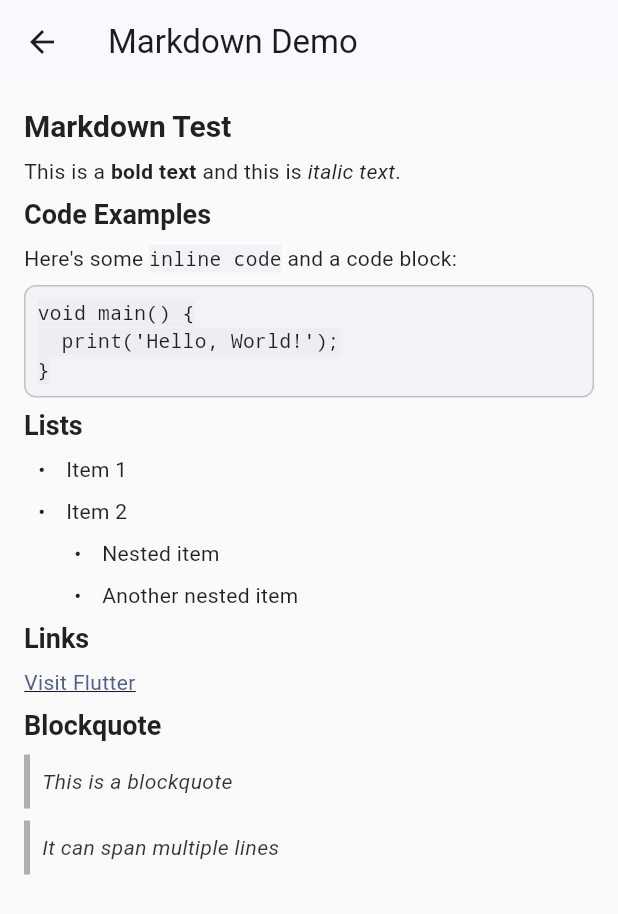
After one commit to joan-code6/zen_ai, a Flutter app: the MarkdownDemo screen opened directly, on a phone screen of 412 x 824 dp. The commit adds this screen. Shown: the top 914 px of the screen. Run offline on Flutter 3.47's test engine with Material 3 defaults, Android fonts, the phone set to English and light mode, and no system bars; drawn by our look-alikes of flutter_markdown; our stand-ins replace file_picker, font_awesome_flutter, google_sign_in, shared_preferences, universal_io; missing offline and left inert: flex_color_picker; accounts and stored records are empty.

Commit message:
Add Markdown rendering support with MarkdownMessage widget and demo

````diff
--- /dev/null
+++ b/desktop/lib/src/workspace/markdown_demo.dart
@@ -0,0 +1,56 @@
+import 'package:flutter/material.dart';
+import 'markdown_message.dart';
+
+/// Simple demo widget to test markdown rendering
+class MarkdownDemo extends StatelessWidget {
+  const MarkdownDemo({super.key});
+
+  @override
+  Widget build(BuildContext context) {
+    const sampleMarkdown = '''
+# Markdown Test
+
+This is a **bold text** and this is *italic text*.
+
+## Code Examples
+
+Here's some `inline code` and a code block:
+
+```dart
+void main() {
+  print('Hello, World!');
+}
+```
+
+## Lists
+
+- Item 1
+- Item 2
+  - Nested item
+  - Another nested item
+
+## Links
+
+[Visit Flutter](https://flutter.dev)
+
+## Blockquote
+
+> This is a blockquote
+> It can span multiple lines
+''';
+
+    return Scaffold(
+      appBar: AppBar(title: const Text('Markdown Demo')),
+      body: const Padding(
+        padding: EdgeInsets.all(16.0),
+        child: SingleChildScrollView(
+          child: MarkdownMessage(
+            content: sampleMarkdown,
+            textColor: Colors.black87,
+            fromUser: false,
+          ),
+        ),
+      ),
+    );
+  }
+}
--- /dev/null
+++ b/desktop/lib/src/workspace/markdown_message.dart
@@ -0,0 +1,168 @@
+import 'package:flutter/material.dart';
+import 'package:flutter_markdown/flutter_markdown.dart';
+import 'package:url_launcher/url_launcher.dart';
+
+/// A widget that renders markdown content for chat messages with proper styling
+class MarkdownMessage extends StatelessWidget {
+  final String content;
+  final Color textColor;
+  final bool fromUser;
+
+  const MarkdownMessage({
+    super.key,
+    required this.content,
+    required this.textColor,
+    this.fromUser = false,
+  });
+
+  @override
+  Widget build(BuildContext context) {
+    final theme = Theme.of(context);
+
+    return MarkdownBody(
+      data: content,
+      selectable: true,
+      onTapLink: (text, href, title) async {
+        if (href != null) {
+          final uri = Uri.parse(href);
+          if (await canLaunchUrl(uri)) {
+            await launchUrl(uri);
+          }
+        }
+      },
+      styleSheet: MarkdownStyleSheet(
+        // Basic text styling
+        p: TextStyle(
+          color: textColor,
+          fontSize: 14,
+          height: 1.4,
+        ),
+
+        // Headers
+        h1: TextStyle(
+          color: textColor,
+          fontSize: 20,
+          fontWeight: FontWeight.bold,
+          height: 1.2,
+        ),
+        h2: TextStyle(
+          color: textColor,
+          fontSize: 18,
+          fontWeight: FontWeight.bold,
+          height: 1.2,
+        ),
+        h3: TextStyle(
+          color: textColor,
+          fontSize: 16,
+          fontWeight: FontWeight.bold,
+          height: 1.2,
+        ),
+        h4: TextStyle(
+          color: textColor,
+          fontSize: 14,
+          fontWeight: FontWeight.bold,
+          height: 1.2,
+        ),
+        h5: TextStyle(
+          color: textColor,
+          fontSize: 12,
+          fontWeight: FontWeight.bold,
+          height: 1.2,
+        ),
+        h6: TextStyle(
+          color: textColor,
+          fontSize: 11,
+          fontWeight: FontWeight.bold,
+          height: 1.2,
+        ),
+
+        // Links
+        a: TextStyle(
+          color: fromUser
+            ? textColor.withOpacity(0.8)
+            : theme.colorScheme.primary,
+          decoration: TextDecoration.underline,
+        ),
+
+        // Code styling
+        code: TextStyle(
+          backgroundColor: fromUser
+            ? textColor.withOpacity(0.1)
+            : theme.colorScheme.surfaceVariant.withOpacity(0.3),
+          color: textColor,
+          fontFamily: 'monospace',
+          fontSize: 13,
+        ),
+
+        // Code blocks
+        codeblockDecoration: BoxDecoration(
+          color: fromUser
+            ? textColor.withOpacity(0.1)
+            : theme.colorScheme.surfaceVariant.withOpacity(0.3),
+          borderRadius: BorderRadius.circular(8),
+          border: Border.all(
+            color: textColor.withOpacity(0.2),
+            width: 1,
+          ),
+        ),
+        codeblockPadding: const EdgeInsets.all(12),
+
+        // Lists
+        listBullet: TextStyle(
+          color: textColor,
+          fontSize: 14,
+        ),
+
+        // Emphasis
+        em: TextStyle(
+          color: textColor,
+          fontStyle: FontStyle.italic,
+        ),
+        strong: TextStyle(
+          color: textColor,
+          fontWeight: FontWeight.bold,
+        ),
+
+        // Blockquotes
+        blockquote: TextStyle(
+          color: textColor.withOpacity(0.8),
+          fontStyle: FontStyle.italic,
+        ),
+        blockquoteDecoration: BoxDecoration(
+          border: Border(
+            left: BorderSide(
+              color: textColor.withOpacity(0.3),
+              width: 4,
+            ),
+          ),
+        ),
+        blockquotePadding: const EdgeInsets.only(left: 16, top: 8, bottom: 8),
+
+        // Tables
+        tableHead: TextStyle(
+          color: textColor,
+          fontWeight: FontWeight.bold,
+        ),
+        tableBody: TextStyle(
+          color: textColor,
+        ),
+        tableBorder: TableBorder.all(
+          color: textColor.withOpacity(0.2),
+          width: 1,
+        ),
+        tableHeadAlign: TextAlign.left,
+        tableCellsPadding: const EdgeInsets.all(8),
+
+        // Horizontal rules
+        horizontalRuleDecoration: BoxDecoration(
+          border: Border(
+            top: BorderSide(
+              color: textColor.withOpacity(0.3),
+              width: 1,
+            ),
+          ),
+        ),
+      ),
+    );
+  }
+}
--- a/desktop/lib/src/workspace/workspace.dart
+++ b/desktop/lib/src/workspace/workspace.dart
@@ -1,6 +1,7 @@
 import 'package:flutter/material.dart';
 import 'package:flutter/services.dart';
 import '../models/chat.dart';
+import 'markdown_message.dart';
 
 typedef SendMessageCallback =
     Future<void> Function(String message, {List<String> fileIds});
@@ -313,9 +314,10 @@ class _ChatViewState extends State<_ChatView> {
                                       : CrossAxisAlignment.start,
                                   children: [
                                     if (messageText.isNotEmpty)
-                                      Text(
-                                        messageText,
-                                        style: TextStyle(color: fg),
+                                      MarkdownMessage(
+                                        content: messageText,
+                                        textColor: fg,
+                                        fromUser: m.fromUser,
                                       ),
                                     if (attachments.isNotEmpty) ...[
                                       if (messageText.isNotEmpty)
--- a/desktop/pubspec.yaml
+++ b/desktop/pubspec.yaml
@@ -49,6 +49,7 @@ dependencies:
   url_launcher: ^6.3.0
   universal_io: ^2.2.2
   crypto: ^3.0.5
+  flutter_markdown: ^0.7.4+1
 
 dev_dependencies:
   flutter_test:
````
Also changed, not shown: desktop/pubspec.lock.
